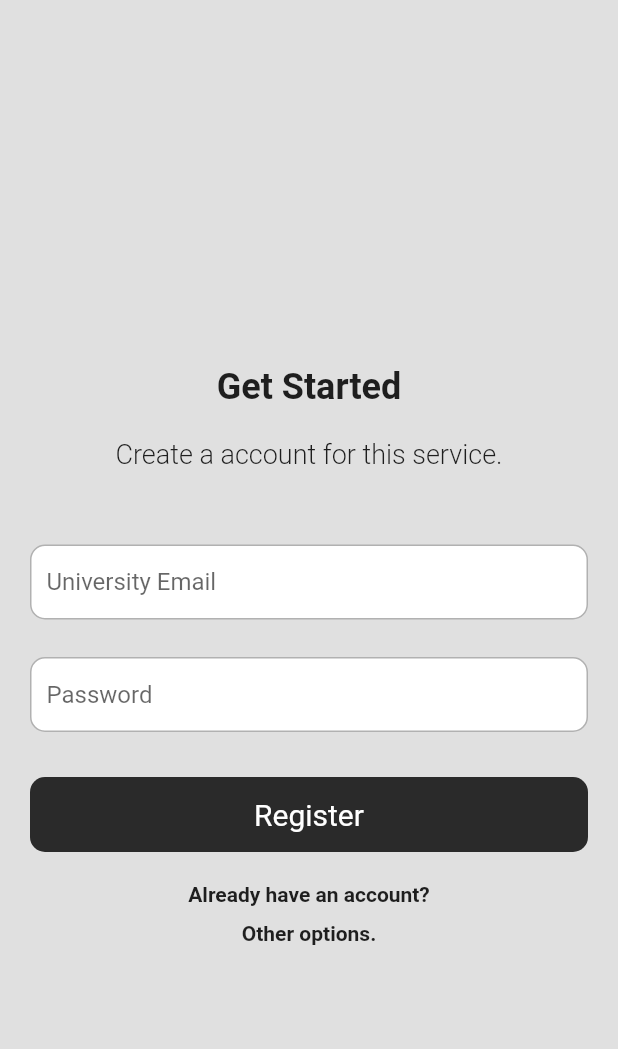
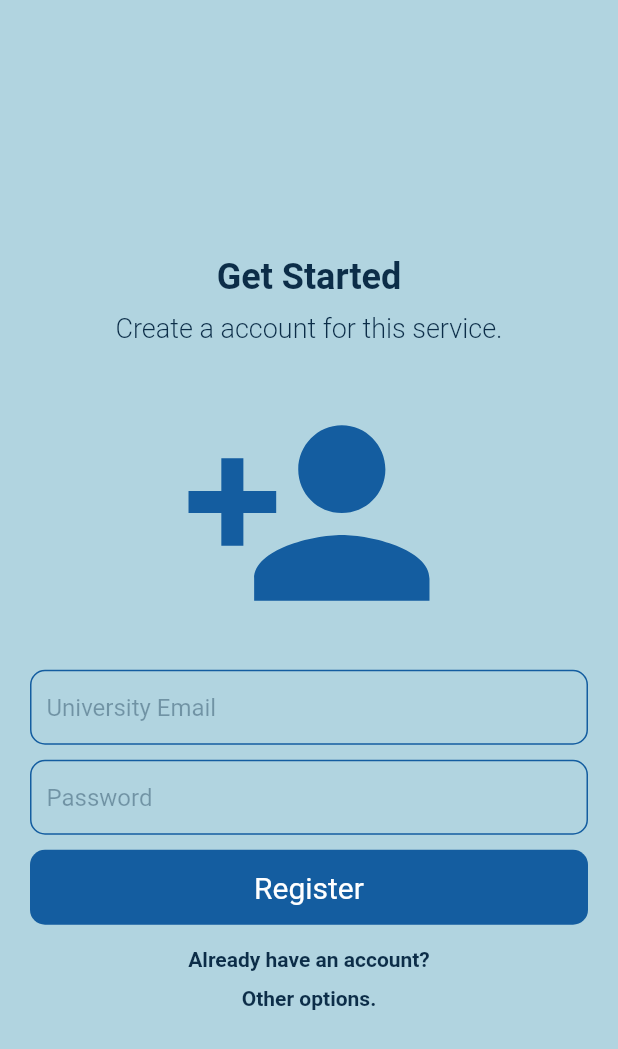
Before and after one commit to shahjugal/UniversityFormulaeApp, a Flutter app: the RegisterUI screen opened directly, on a phone screen of 412 x 824 dp. Shown: the top 1049 px of the screen. Run offline on Flutter 3.47's test engine with Material 2 defaults, Android fonts, the phone set to English and light mode, and no system bars.

Commit message:
Changed Color Pallete

```diff
--- a/formulae_app/lib/Pages/RegisterUI.dart
+++ b/formulae_app/lib/Pages/RegisterUI.dart
@@ -9,7 +9,7 @@ class RegisterUI extends StatelessWidget {
   @override
   Widget build(BuildContext context) {
     return Scaffold(
-      backgroundColor: Colors.grey[300],
+      backgroundColor: Color.fromARGB(255, 177, 212, 224),
       body: SafeArea(
         child: Center(
           child: SingleChildScrollView(
@@ -19,17 +19,21 @@ class RegisterUI extends StatelessWidget {
               children: [
                 // ignore: prefer_const_constructors
                 SizedBox(
-                  height: 50,
+                  height: 20,
                 ),
                 // ignore: prefer_const_constructors
                 Text(
                   "Get Started",
                   // ignore: prefer_const_constructors
-                  style: TextStyle(fontSize: 24, fontWeight: FontWeight.bold),
+                  style: TextStyle(
+                    fontSize: 24,
+                    fontWeight: FontWeight.bold,
+                    color: Color.fromARGB(255, 12, 45, 72),
+                  ),
                 ),
                 // ignore: prefer_const_constructors
                 SizedBox(
-                  height: 20,
+                  height: 10,
                 ),
                 // ignore: prefer_const_constructors
                 Text(
@@ -37,24 +41,33 @@ class RegisterUI extends StatelessWidget {
                   style: const TextStyle(
                     fontSize: 18,
                     fontWeight: FontWeight.w300,
+                    color: Color.fromARGB(255, 12, 45, 72),
                   ),
                 ),
                 const SizedBox(
-                  height: 50,
+                  height: 25,
+                ),
+                Icon(
+                  Icons.person_add,
+                  size: 175,
+                  color: Color.fromARGB(255, 20, 93, 160),
+                ),
+                const SizedBox(
+                  height: 17,
                 ),
                 fTextBox("University Email", false),
                 SizedBox(
-                  height: 25,
+                  height: 10,
                 ),
                 fTextBox("Password", true),
-                SizedBox(height: 30),
+                SizedBox(height: 10),
                 Center(
                   child: Padding(
                     padding: const EdgeInsets.symmetric(horizontal: 20),
                     child: Container(
                       height: 50,
                       decoration: BoxDecoration(
-                        color: Color.fromARGB(255, 42, 42, 42),
+                        color: Color.fromARGB(255, 20, 93, 160),
                         borderRadius:
                             BorderRadiusDirectional.all(Radius.circular(10)),
                       ),
@@ -70,7 +83,7 @@ class RegisterUI extends StatelessWidget {
                     ),
                   ),
                 ),
-                SizedBox(height: 20),
+                SizedBox(height: 15),
                 Center(
                   child: Column(
                     // ignore: prefer_const_literals_to_create_immutables
@@ -79,6 +92,7 @@ class RegisterUI extends StatelessWidget {
                         "Already have an account?",
                         style: TextStyle(
                           fontWeight: FontWeight.bold,
+                          color: Color.fromARGB(255, 12, 45, 72),
                         ),
                       ),
                       SizedBox(
@@ -88,6 +102,7 @@ class RegisterUI extends StatelessWidget {
                         "Other options.",
                         style: TextStyle(
                           fontWeight: FontWeight.bold,
+                          color: Color.fromARGB(255, 12, 45, 72),
                         ),
                       ),
                     ],
--- a/formulae_app/lib/Widgets/f_textfield.dart
+++ b/formulae_app/lib/Widgets/f_textfield.dart
@@ -26,9 +26,9 @@ class _fTextBoxState extends State<fTextBox> {
       child: Container(
         decoration: BoxDecoration(
           // ignore: prefer_const_constructors
-          color: Color.fromARGB(255, 255, 255, 255),
+          // color: Color.fromARGB(255, 255, 255, 255),
           border: Border.all(
-            color: Color.fromARGB(255, 177, 177, 177),
+            color: Color.fromARGB(255, 20, 93, 160),
           ),
           borderRadius: BorderRadius.circular(10),
         ),
@@ -36,9 +36,12 @@ class _fTextBoxState extends State<fTextBox> {
           decoration: InputDecoration(
             contentPadding: EdgeInsets.only(left: 10),
             hintText: hText,
+            hintStyle: TextStyle(
+              color: Color.fromARGB(100, 12, 45, 72),
+            ),
             border: InputBorder.none,
           ),
-          cursorColor: Colors.grey,
+          cursorColor: Color.fromARGB(255, 12, 45, 72),
           cursorWidth: 2.5,
           autocorrect: false,
           obscureText: hideText,
--- a/formulae_app/lib/main.dart
+++ b/formulae_app/lib/main.dart
@@ -13,7 +13,7 @@ class MyApp extends StatelessWidget {
   @override
   Widget build(BuildContext context) {
     return const MaterialApp(
-      home: LoginUI(),
+      home: RegisterUI(),
     );
   }
 }
```
Also changed, not shown: formulae_app/lib/Pages/LoginUI.dart (+11 -5 lines).
